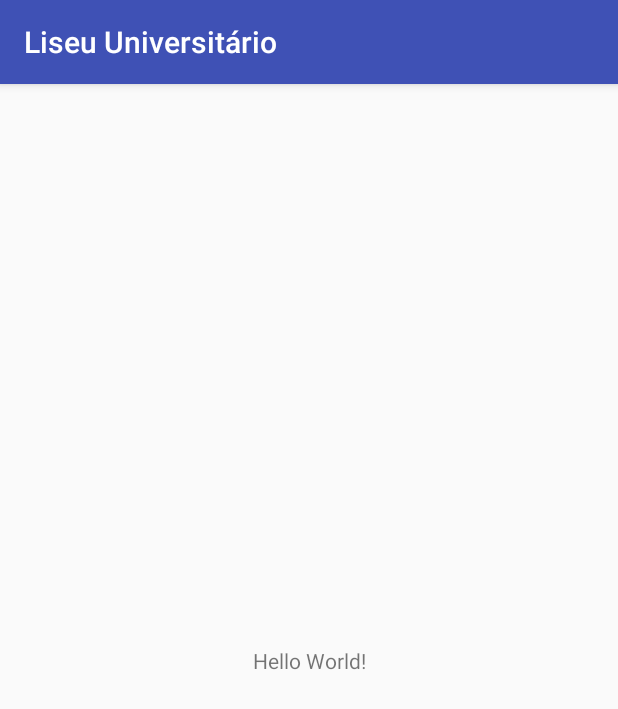
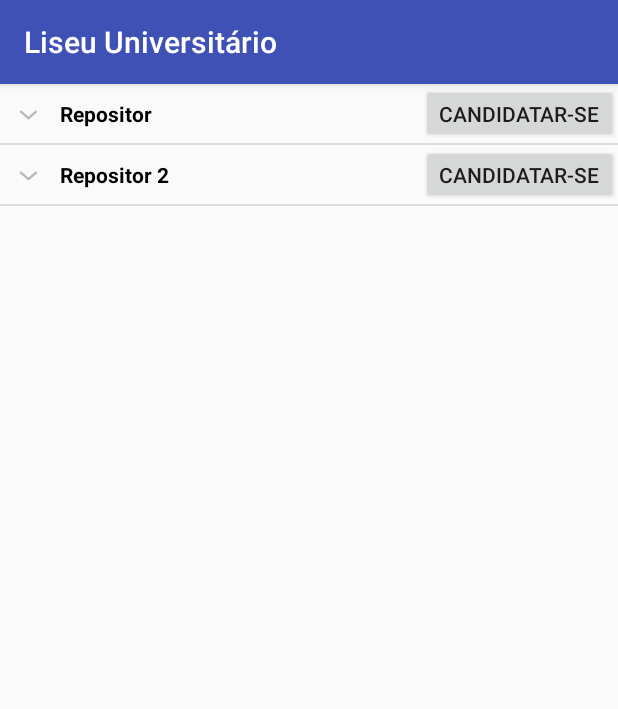
Before and after one commit to jaaziellevi/EmpSoft, an Android app: the screen it shows after launch (MainActivity), on a phone screen of 412 x 824 dp. Shown: the top 709 px of the screen. Run offline under Robolectric (Android 15) with nearby library versions, the phone set to English and light mode, and no system bars.

Commit message:
Implementação parcial da US 1.

```diff
--- /dev/null
+++ b/app/src/main/java/empsoft/liseuuniversitrio/CustomExpandableListAdapter.java
@@ -0,0 +1,119 @@
+package empsoft.liseuuniversitrio;
+
+/**
+ * Created by Arthur on 11/03/2017.
+ */
+
+import java.util.HashMap;
+import java.util.List;
+import android.content.Context;
+import android.graphics.Typeface;
+import android.view.LayoutInflater;
+import android.view.View;
+import android.view.ViewGroup;
+import android.widget.BaseExpandableListAdapter;
+import android.widget.Button;
+import android.widget.TextView;
+
+import static android.graphics.Color.YELLOW;
+
+public class CustomExpandableListAdapter extends BaseExpandableListAdapter {
+
+    private Context context;
+    private List<String> expandableListTitle;
+    private HashMap<String, List<String>> expandableListDetail;
+    private Button buttonGenerico;
+
+
+    public CustomExpandableListAdapter(Context context, List<String> expandableListTitle,
+                                       HashMap<String, List<String>> expandableListDetail) {
+        this.context = context;
+        this.expandableListTitle = expandableListTitle;
+        this.expandableListDetail = expandableListDetail;
+    }
+
+    @Override
+    public Object getChild(int listPosition, int expandedListPosition) {
+        return this.expandableListDetail.get(this.expandableListTitle.get(listPosition))
+                .get(expandedListPosition);
+    }
+
+    @Override
+    public long getChildId(int listPosition, int expandedListPosition) {
+        return expandedListPosition;
+    }
+
+    @Override
+    public View getChildView(int listPosition, final int expandedListPosition,
+                             boolean isLastChild, View convertView, ViewGroup parent) {
+        final String expandedListText = (String) getChild(listPosition, expandedListPosition);
+        if (convertView == null) {
+            LayoutInflater layoutInflater = (LayoutInflater) this.context
+                    .getSystemService(Context.LAYOUT_INFLATER_SERVICE);
+            convertView = layoutInflater.inflate(R.layout.list_item, null);
+        }
+        TextView expandedListTextView = (TextView) convertView
+                .findViewById(R.id.expandedListItem);
+        expandedListTextView.setText(expandedListText);
+        return convertView;
+    }
+
+    @Override
+    public int getChildrenCount(int listPosition) {
+        return this.expandableListDetail.get(this.expandableListTitle.get(listPosition))
+                .size();
+    }
+
+    @Override
+    public Object getGroup(int listPosition) {
+        return this.expandableListTitle.get(listPosition);
+    }
+
+    @Override
+    public int getGroupCount() {
+        return this.expandableListTitle.size();
+    }
+
+    @Override
+    public long getGroupId(int listPosition) {
+        return listPosition;
+    }
+
+    @Override
+    public View getGroupView(int listPosition, boolean isExpanded,
+                             View convertView, ViewGroup parent) {
+        final String listTitle = (String) getGroup(listPosition);
+        if (convertView == null) {
+            LayoutInflater layoutInflater = (LayoutInflater) this.context.
+                    getSystemService(Context.LAYOUT_INFLATER_SERVICE);
+            convertView = layoutInflater.inflate(R.layout.list_group, null);
+        }
+        TextView listTitleTextView = (TextView) convertView
+                .findViewById(R.id.listTitle);
+        listTitleTextView.setTypeface(null, Typeface.BOLD);
+        listTitleTextView.setText(listTitle);
+
+        buttonGenerico = (Button) convertView.findViewById(R.id.button);
+
+        buttonGenerico.setOnClickListener(new View.OnClickListener() {
+            @Override
+            public void onClick(View v) {
+                Button button = (Button)v;
+                button.setText("Em andamento...");
+                button.setBackgroundColor(YELLOW);
+                notifyDataSetChanged();
+            }
+        });
+        return convertView;
+    }
+
+    @Override
+    public boolean hasStableIds() {
+        return false;
+    }
+
+    @Override
+    public boolean isChildSelectable(int listPosition, int expandedListPosition) {
+        return true;
+    }
+}
--- /dev/null
+++ b/app/src/main/java/empsoft/liseuuniversitrio/ExpandableListDataPump.java
@@ -0,0 +1,28 @@
+package empsoft.liseuuniversitrio;
+
+/**
+ * Created by Arthur on 11/03/2017.
+ */
+
+import java.util.ArrayList;
+import java.util.HashMap;
+import java.util.List;
+
+import empsoft.liseuuniversitrio.models.Vaga;
+
+public class ExpandableListDataPump {
+
+
+    public static HashMap<String, List<String>> getData(List<Vaga> vagasList) {
+        HashMap<String, List<String>> expandableListDetail = new HashMap<String, List<String>>();
+
+        for (Vaga v : vagasList) {
+            List<String> descricaoVaga = new ArrayList<>();
+            descricaoVaga.add(v.getDescricao());
+            descricaoVaga.add(v.getHorario().toString());
+
+            expandableListDetail.put(v.getCargo(), descricaoVaga);
+        }
+        return expandableListDetail;
+    }
+}
--- a/app/src/main/java/empsoft/liseuuniversitrio/MainActivity.java
+++ b/app/src/main/java/empsoft/liseuuniversitrio/MainActivity.java
@@ -2,12 +2,57 @@ package empsoft.liseuuniversitrio;
 
 import android.support.v7.app.AppCompatActivity;
 import android.os.Bundle;
+import android.view.View;
+import android.widget.ExpandableListAdapter;
+import android.widget.ExpandableListView;
+import android.widget.Toast;
+
+import java.util.ArrayList;
+import java.util.Arrays;
+import java.util.Calendar;
+import java.util.Date;
+import java.util.HashMap;
+import java.util.List;
+
+import empsoft.liseuuniversitrio.models.Vaga;
 
 public class MainActivity extends AppCompatActivity {
+
+    ExpandableListView expandableListView;
+    ExpandableListAdapter expandableListAdapter;
+    List<String> expandableListTitle;
+    HashMap<String, List<String>> expandableListDetail;
 
     @Override
     protected void onCreate(Bundle savedInstanceState) {
         super.onCreate(savedInstanceState);
         setContentView(R.layout.activity_main);
+
+
+        expandableListView = (ExpandableListView) findViewById(R.id.list);
+
+        List<Vaga> listVagas = new ArrayList<>();
+        listVagas.add(new Vaga("Repositor", "Lorem ipsum dolor sit amet, ius ne cibo aliquid, has sent" +
+                "entiae scripserit no. In malis putent intellegat pri, sed ne senserit quali" +
+                "sque voluptaria. Vis nisl delenit no, eu pri omnium interesset. Has tota nostrum ut.\n" + "\n" +
+                "Suas quodsi omnium ne eam, brute tollit cum ne. Et eos facer apeirian repudiare, iudico.",
+                new Date(Calendar.getInstance().getTimeInMillis())));
+
+        listVagas.add(new Vaga("Repositor 2", "Lorem ipsum dolor sit amet, ius ne cibo aliquid, has sent" +
+                "entiae scripserit no. In malis putent intellegat pri, sed ne senserit quali" +
+                "sque voluptaria. Vis nisl delenit no, eu pri omnium interesset. Has tota nostrum ut.\n" + "\n" +
+                "Suas quodsi omnium ne eam, brute tollit cum ne. Et eos facer apeirian repudiare, iudico.",
+                new Date(Calendar.getInstance().getTimeInMillis())));
+
+        expandableListDetail = ExpandableListDataPump.getData(listVagas);
+
+        expandableListTitle = new ArrayList<>(expandableListDetail.keySet());
+
+        expandableListAdapter = new CustomExpandableListAdapter(this, expandableListTitle, expandableListDetail);
+
+        expandableListView.setAdapter(expandableListAdapter);
+
+
     }
+
 }
--- /dev/null
+++ b/app/src/main/java/empsoft/liseuuniversitrio/models/Vaga.java
@@ -0,0 +1,32 @@
+package empsoft.liseuuniversitrio.models;
+
+import java.util.Date;
+
+/**
+ * Created by Arthur on 11/03/2017.
+ */
+
+public class Vaga {
+
+    private final Date horario;
+    private final String cargo;
+    private final String descricao;
+
+    public Vaga(String cargo, String descricao, Date horario) {
+        this.cargo = cargo;
+        this.descricao = descricao;
+        this.horario = horario;
+    }
+
+    public Date getHorario() {
+        return horario;
+    }
+
+    public String getDescricao() {
+        return descricao;
+    }
+
+    public String getCargo() {
+        return cargo;
+    }
+}
--- a/app/src/main/res/layout/activity_main.xml
+++ b/app/src/main/res/layout/activity_main.xml
@@ -6,13 +6,9 @@
     android:layout_height="match_parent"
     tools:context="empsoft.liseuuniversitrio.MainActivity">
 
-    <TextView
-        android:layout_width="wrap_content"
-        android:layout_height="wrap_content"
-        android:text="Hello World!"
-        app:layout_constraintBottom_toBottomOf="parent"
-        app:layout_constraintLeft_toLeftOf="parent"
-        app:layout_constraintRight_toRightOf="parent"
-        app:layout_constraintTop_toTopOf="parent" />
+    <ExpandableListView
+        android:id="@+id/list"
+        android:layout_width="fill_parent"
+        android:layout_height="fill_parent" />
 
 </android.support.constraint.ConstraintLayout>
--- /dev/null
+++ b/app/src/main/res/layout/list_group.xml
@@ -0,0 +1,34 @@
+<?xml version="1.0" encoding="utf-8"?>
+<LinearLayout xmlns:android="http://schemas.android.com/apk/res/android"
+    android:orientation="vertical" android:layout_width="match_parent"
+    android:layout_height="match_parent"
+    android:weightSum="1">
+
+    <RelativeLayout
+        android:layout_width="match_parent"
+        android:layout_height="match_parent">
+
+        <TextView
+            android:id="@+id/listTitle"
+            android:layout_width="wrap_content"
+            android:layout_height="wrap_content"
+            android:paddingBottom="10dp"
+            android:paddingLeft="?android:attr/expandableListPreferredItemPaddingLeft"
+            android:paddingTop="10dp"
+            android:text="Filler"
+            android:focusable="false"
+            android:textColor="@android:color/black" />
+
+        <Button
+            android:id="@+id/button"
+            android:layout_width="wrap_content"
+            android:layout_height="wrap_content"
+            android:layout_alignBottom="@+id/listTitle"
+            android:layout_alignParentEnd="true"
+            android:layout_alignParentRight="true"
+            android:layout_alignParentTop="true"
+            android:focusable="false"
+            android:text="Candidatar-se" />
+    </RelativeLayout>
+
+</LinearLayout>
--- /dev/null
+++ b/app/src/main/res/layout/list_item.xml
@@ -0,0 +1,16 @@
+<?xml version="1.0" encoding="utf-8"?>
+<LinearLayout xmlns:android="http://schemas.android.com/apk/res/android"
+    android:orientation="vertical" android:layout_width="match_parent"
+    android:layout_height="match_parent">
+
+    <TextView
+        android:id="@+id/expandedListItem"
+        android:layout_width="fill_parent"
+        android:layout_height="wrap_content"
+        android:paddingLeft="?android:attr/expandableListPreferredChildPaddingLeft"
+        android:paddingTop="10dp"
+        android:paddingBottom="10dp" />
+
+
+
+</LinearLayout>
```
